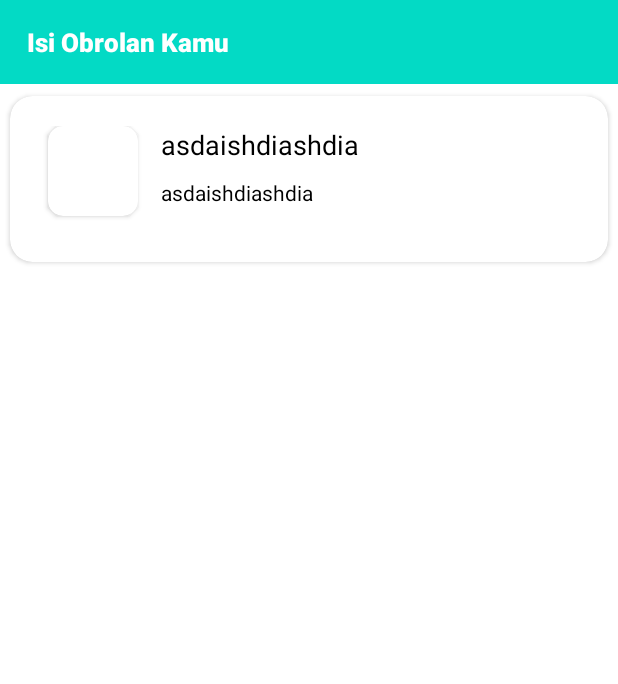
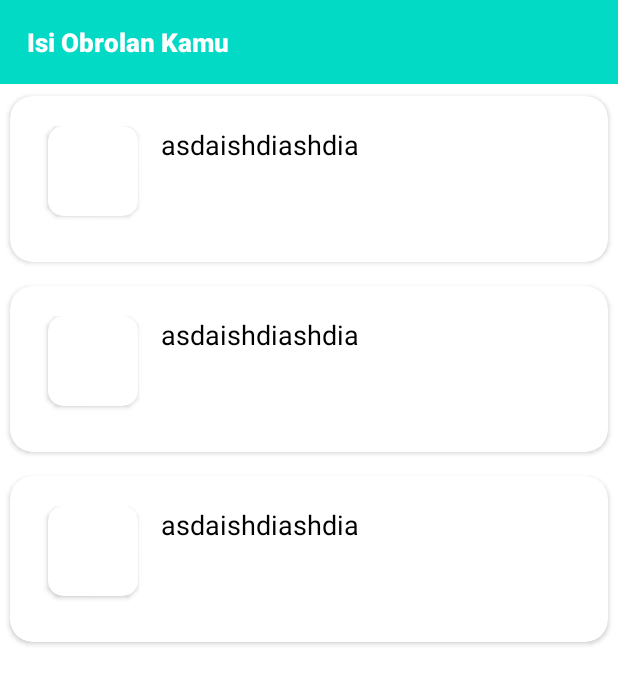
Before and after one commit to admalfrizi/ChatAppsEncryption, an Android app: the layout fragment_home.xml on its own in the app's theme, with its tools: preview values and no code run, on a phone screen of 412 x 824 dp. Shown: the top 684 px of the screen. Run offline under Robolectric (Android 15) with nearby library versions, the light colour scheme and no system bars.

Commit message:
Fix Bugs

```diff
--- a/app/src/main/res/layout/chat_list_view.xml
+++ b/app/src/main/res/layout/chat_list_view.xml
@@ -1,7 +1,7 @@
 <?xml version="1.0" encoding="utf-8"?>
 <RelativeLayout xmlns:android="http://schemas.android.com/apk/res/android"
     android:layout_width="match_parent"
-    android:layout_height="match_parent"
+    android:layout_height="wrap_content"
     xmlns:app="http://schemas.android.com/apk/res-auto"
     xmlns:tools="http://schemas.android.com/tools">
 
@@ -58,7 +58,6 @@
                     android:layout_height="wrap_content"
                     android:layout_marginStart="10dp"
                     android:textSize="14sp"
-                    android:text="asdaishdiashdia"
                     android:textColor="@color/black"
                     android:fontFamily="sans-serif"
                     />
```
